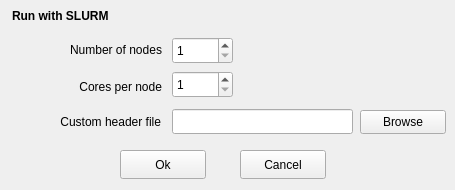
Above: ChemFlow/src/GUI/qt_creator/run_slurm.ui from IFMlab/ChemFlow before the change. Below: the same form after it.
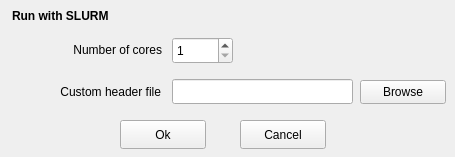
That is the form after the change.

Diff of the .ui file:
```diff
--- a/ChemFlow/src/GUI/qt_creator/run_slurm.ui
+++ b/ChemFlow/src/GUI/qt_creator/run_slurm.ui
@@ -7,33 +7,17 @@
     <x>0</x>
     <y>0</y>
     <width>455</width>
-    <height>190</height>
+    <height>157</height>
    </rect>
   </property>
   <property name="windowTitle">
    <string>Configure SLURM</string>
   </property>
-  <widget class="QLabel" name="label_3">
-   <property name="geometry">
-    <rect>
-     <x>21</x>
-     <y>77</y>
-     <width>141</width>
-     <height>20</height>
-    </rect>
-   </property>
-   <property name="text">
-    <string>Cores per node</string>
-   </property>
-   <property name="alignment">
-    <set>Qt::AlignRight|Qt::AlignTrailing|Qt::AlignVCenter</set>
-   </property>
-  </widget>
   <widget class="QLabel" name="label_4">
    <property name="geometry">
     <rect>
      <x>30</x>
-     <y>112</y>
+     <y>82</y>
      <width>131</width>
      <height>20</height>
     </rect>
@@ -49,7 +33,7 @@
    <property name="geometry">
     <rect>
      <x>120</x>
-     <y>150</y>
+     <y>120</y>
      <width>86</width>
      <height>29</height>
     </rect>
@@ -58,22 +42,6 @@
     <string>Ok</string>
    </property>
   </widget>
-  <widget class="QSpinBox" name="spinBox_cores">
-   <property name="geometry">
-    <rect>
-     <x>172</x>
-     <y>71</y>
-     <width>61</width>
-     <height>27</height>
-    </rect>
-   </property>
-   <property name="minimum">
-    <number>1</number>
-   </property>
-   <property name="maximum">
-    <number>1024</number>
-   </property>
-  </widget>
   <widget class="QLabel" name="label_2">
    <property name="geometry">
     <rect>
@@ -84,7 +52,7 @@
     </rect>
    </property>
    <property name="text">
-    <string>Number of nodes</string>
+    <string>Number of cores</string>
    </property>
    <property name="alignment">
     <set>Qt::AlignRight|Qt::AlignTrailing|Qt::AlignVCenter</set>
@@ -110,7 +78,7 @@
    <property name="geometry">
     <rect>
      <x>360</x>
-     <y>110</y>
+     <y>80</y>
      <width>86</width>
      <height>24</height>
     </rect>
@@ -142,7 +110,7 @@
    <property name="geometry">
     <rect>
      <x>172</x>
-     <y>109</y>
+     <y>79</y>
      <width>181</width>
      <height>25</height>
     </rect>
@@ -152,7 +120,7 @@
    <property name="geometry">
     <rect>
      <x>240</x>
-     <y>150</y>
+     <y>120</y>
      <width>86</width>
      <height>29</height>
     </rect>
```
Left out of the diff: 9 changed lines with no effect on the pictures.
